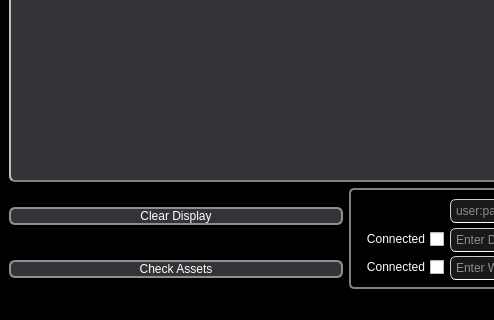
SixofClubsss/NFAVerify, file mainwindow.ui: the form before one commit; both pictures show x 0 to 494 and y 280 to 600 of the 979 by 600 pixel window.
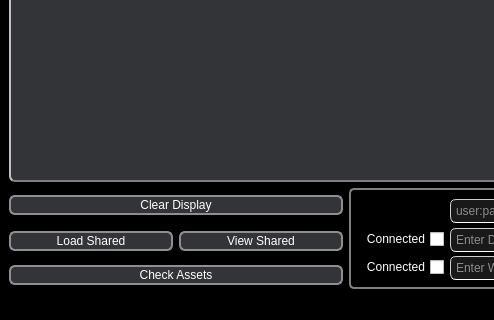
The form after the commit.

Commit message: add shared deck check

```diff
--- a/mainwindow.ui
+++ b/mainwindow.ui
@@ -60,7 +60,7 @@
   </property>
   <widget class="QWidget" name="centralwidget">
    <layout class="QGridLayout" name="gridLayout">
-    <item row="0" column="0" colspan="2">
+    <item row="0" column="0" colspan="3">
      <widget class="QTextBrowser" name="textBrowser">
       <property name="minimumSize">
        <size>
@@ -82,14 +82,7 @@
       </property>
      </widget>
     </item>
-    <item row="1" column="0">
-     <widget class="QPushButton" name="clearButton">
-      <property name="text">
-       <string>Clear Display</string>
-      </property>
-     </widget>
-    </item>
-    <item row="1" column="1" rowspan="2">
+    <item row="1" column="2" rowspan="3">
      <widget class="QGroupBox" name="rpcGroupBox">
       <property name="minimumSize">
        <size>
@@ -298,7 +291,76 @@
      </widget>
     </item>
     <item row="2" column="0">
+     <widget class="QPushButton" name="sharedButton">
+      <property name="minimumSize">
+       <size>
+        <width>164</width>
+        <height>20</height>
+       </size>
+      </property>
+      <property name="maximumSize">
+       <size>
+        <width>164</width>
+        <height>20</height>
+       </size>
+      </property>
+      <property name="text">
+       <string>Load Shared</string>
+      </property>
+     </widget>
+    </item>
+    <item row="2" column="1">
+     <widget class="QPushButton" name="viewButton">
+      <property name="minimumSize">
+       <size>
+        <width>164</width>
+        <height>20</height>
+       </size>
+      </property>
+      <property name="maximumSize">
+       <size>
+        <width>164</width>
+        <height>20</height>
+       </size>
+      </property>
+      <property name="text">
+       <string>View Shared</string>
+      </property>
+     </widget>
+    </item>
+    <item row="1" column="0" colspan="2">
+     <widget class="QPushButton" name="clearButton">
+      <property name="minimumSize">
+       <size>
+        <width>334</width>
+        <height>20</height>
+       </size>
+      </property>
+      <property name="maximumSize">
+       <size>
+        <width>334</width>
+        <height>20</height>
+       </size>
+      </property>
+      <property name="text">
+       <string>Clear Display</string>
+      </property>
+     </widget>
+    </item>
+    <item row="3" column="0" colspan="2">
      <widget class="QPushButton" name="assetsButton">
+      <property name="minimumSize">
+       <size>
+        <width>334</width>
+        <height>20</height>
+       </size>
+      </property>
+      <property name="maximumSize">
+       <size>
+        <width>334</width>
+        <height>20</height>
+       </size>
+      </property>
       <property name="text">
        <string>Check Assets</string>
       </property>
```
The commit also changes 12 other files.
